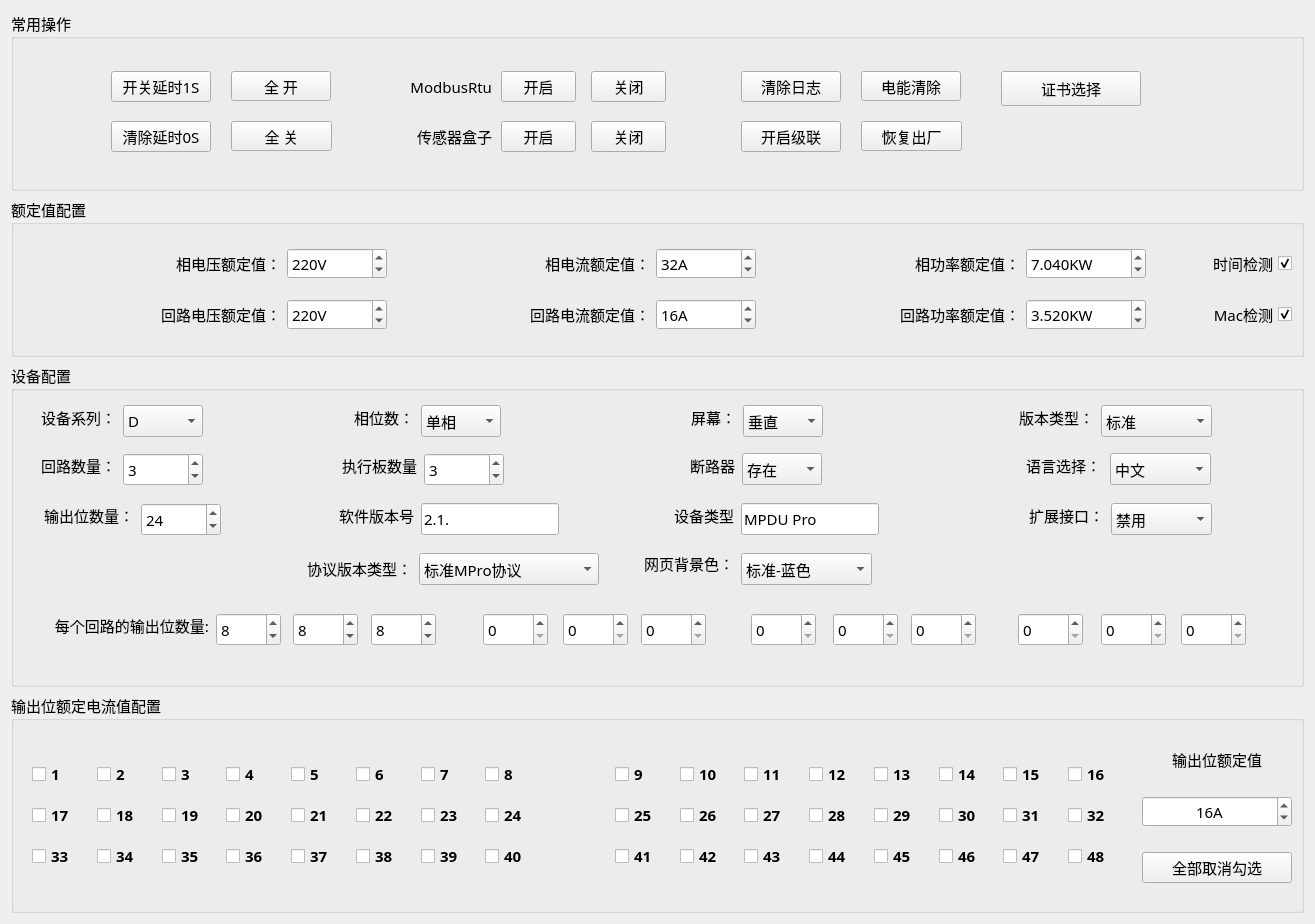
Old version of the form mpro_qc/home/home_devwid.ui in the repository ChinaClever/MPro-Tools.
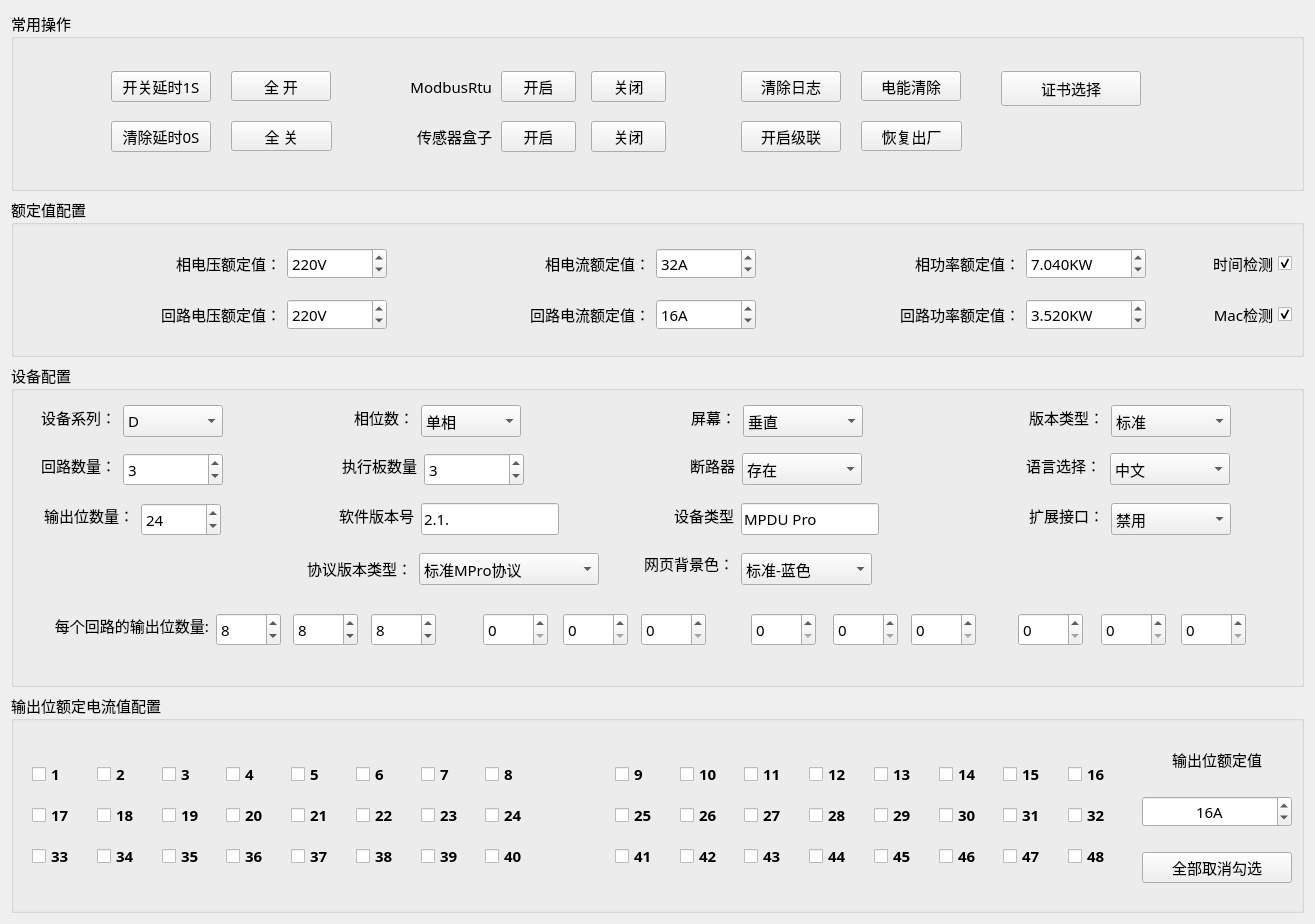
New version of the form.

Diff of the .ui file:
```diff
--- a/mpro_qc/home/home_devwid.ui
+++ b/mpro_qc/home/home_devwid.ui
@@ -937,7 +937,7 @@
        <rect>
         <x>112</x>
         <y>42</y>
-        <width>80</width>
+        <width>100</width>
         <height>32</height>
        </rect>
       </property>
@@ -1002,7 +1002,7 @@
        <rect>
         <x>732</x>
         <y>42</y>
-        <width>80</width>
+        <width>120</width>
         <height>32</height>
        </rect>
       </property>
@@ -1030,9 +1030,9 @@
      <widget class="QComboBox" name="standardBox">
       <property name="geometry">
        <rect>
-        <x>1090</x>
+        <x>1100</x>
         <y>42</y>
-        <width>111</width>
+        <width>120</width>
         <height>32</height>
        </rect>
       </property>
@@ -1060,7 +1060,7 @@
      <widget class="QLabel" name="label_7">
       <property name="geometry">
        <rect>
-        <x>993</x>
+        <x>1003</x>
         <y>42</y>
         <width>90</width>
         <height>24</height>
@@ -1078,7 +1078,7 @@
        <rect>
         <x>410</x>
         <y>42</y>
-        <width>80</width>
+        <width>100</width>
         <height>32</height>
        </rect>
       </property>
@@ -1098,7 +1098,7 @@
        <rect>
         <x>413</x>
         <y>90</y>
-        <width>80</width>
+        <width>100</width>
         <height>33</height>
        </rect>
       </property>
@@ -1127,7 +1127,7 @@
        <rect>
         <x>1099</x>
         <y>90</y>
-        <width>101</width>
+        <width>120</width>
         <height>32</height>
        </rect>
       </property>
@@ -1179,7 +1179,7 @@
        <rect>
         <x>112</x>
         <y>90</y>
-        <width>80</width>
+        <width>100</width>
         <height>33</height>
        </rect>
       </property>
@@ -1208,7 +1208,7 @@
        <rect>
         <x>731</x>
         <y>90</y>
-        <width>80</width>
+        <width>120</width>
         <height>32</height>
        </rect>
       </property>
@@ -1346,7 +1346,7 @@
        <rect>
         <x>1100</x>
         <y>140</y>
-        <width>101</width>
+        <width>120</width>
         <height>32</height>
        </rect>
       </property>
```
